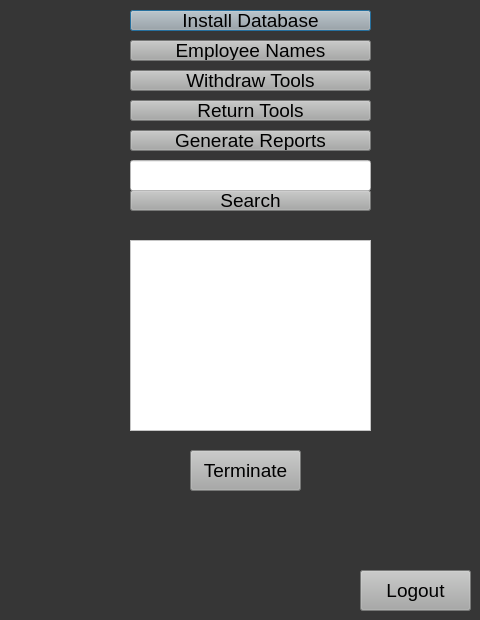
Qt form dashboard.ui (MackNajorka/PythonSQLProject) before a commit.
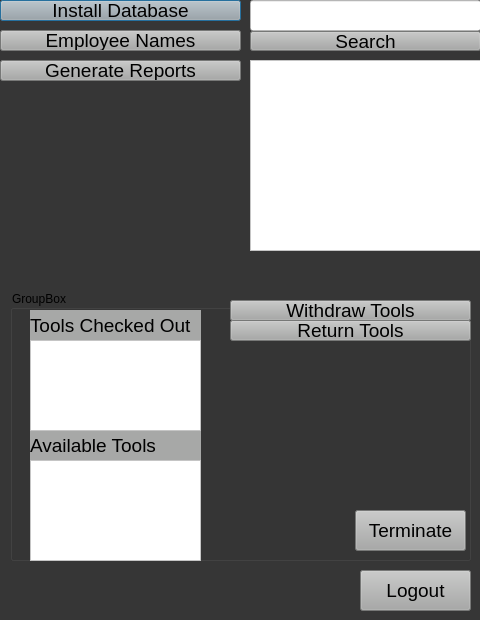
The same form after that commit.

Commit message:
Dashboard functionality updated
def on_click_allEmployees updated to list empID in search result box.
Updated UI functionality to add a group box which will show what tools are available/checked out with click functionality. (NYI).
Employee names button will now dump names into listwidget.

Patch:
```diff
--- a/dashboard.ui
+++ b/dashboard.ui
@@ -19,8 +19,8 @@
   <widget class="QPushButton" name="installButton">
    <property name="geometry">
     <rect>
-     <x>130</x>
-     <y>10</y>
+     <x>0</x>
+     <y>0</y>
      <width>241</width>
      <height>21</height>
     </rect>
@@ -35,8 +35,8 @@
   <widget class="QPushButton" name="employeeNamesButton">
    <property name="geometry">
     <rect>
-     <x>130</x>
-     <y>40</y>
+     <x>0</x>
+     <y>30</y>
      <width>241</width>
      <height>21</height>
     </rect>
@@ -48,45 +48,13 @@
     <string>Employee Names</string>
    </property>
   </widget>
-  <widget class="QPushButton" name="withdrawButton">
-   <property name="geometry">
-    <rect>
-     <x>130</x>
-     <y>70</y>
-     <width>241</width>
-     <height>21</height>
-    </rect>
-   </property>
-   <property name="styleSheet">
-    <string notr="true">background-color: rgb(167, 168, 167);font-size:14pt;</string>
-   </property>
-   <property name="text">
-    <string>Withdraw Tools</string>
-   </property>
-  </widget>
-  <widget class="QPushButton" name="returnButton">
-   <property name="geometry">
-    <rect>
-     <x>130</x>
-     <y>100</y>
-     <width>241</width>
-     <height>21</height>
-    </rect>
-   </property>
-   <property name="styleSheet">
-    <string notr="true">background-color: rgb(167, 168, 167);font-size:14pt;</string>
-   </property>
-   <property name="text">
-    <string>Return Tools</string>
-   </property>
-  </widget>
   <widget class="QPushButton" name="searchButton">
    <property name="geometry">
     <rect>
-     <x>130</x>
-     <y>190</y>
-     <width>241</width>
-     <height>21</height>
+     <x>250</x>
+     <y>31</y>
+     <width>231</width>
+     <height>20</height>
     </rect>
    </property>
    <property name="styleSheet">
@@ -99,9 +67,9 @@
   <widget class="QLineEdit" name="searchBox">
    <property name="geometry">
     <rect>
-     <x>130</x>
-     <y>160</y>
-     <width>241</width>
+     <x>250</x>
+     <y>0</y>
+     <width>231</width>
      <height>31</height>
     </rect>
    </property>
@@ -109,27 +77,11 @@
     <string notr="true">background-color: rgb(255, 255, 255);</string>
    </property>
   </widget>
-  <widget class="QPushButton" name="terminateButton">
-   <property name="geometry">
-    <rect>
-     <x>190</x>
-     <y>450</y>
-     <width>111</width>
-     <height>41</height>
-    </rect>
-   </property>
-   <property name="styleSheet">
-    <string notr="true">background-color: rgb(167, 168, 167);font-size:14pt;</string>
-   </property>
-   <property name="text">
-    <string>Terminate</string>
-   </property>
-  </widget>
   <widget class="QPushButton" name="reportsButton">
    <property name="geometry">
     <rect>
-     <x>130</x>
-     <y>130</y>
+     <x>0</x>
+     <y>60</y>
      <width>241</width>
      <height>21</height>
     </rect>
@@ -144,9 +96,9 @@
   <widget class="QListWidget" name="searchResultsList">
    <property name="geometry">
     <rect>
-     <x>130</x>
-     <y>240</y>
-     <width>241</width>
+     <x>250</x>
+     <y>60</y>
+     <width>231</width>
      <height>191</height>
     </rect>
    </property>
@@ -170,6 +122,125 @@
     <string>Logout</string>
    </property>
   </widget>
+  <widget class="QGroupBox" name="groupBoxEmpProfile">
+   <property name="geometry">
+    <rect>
+     <x>10</x>
+     <y>290</y>
+     <width>461</width>
+     <height>271</height>
+    </rect>
+   </property>
+   <property name="title">
+    <string>GroupBox</string>
+   </property>
+   <widget class="QPushButton" name="withdrawButton">
+    <property name="geometry">
+     <rect>
+      <x>220</x>
+      <y>10</y>
+      <width>241</width>
+      <height>21</height>
+     </rect>
+    </property>
+    <property name="styleSheet">
+     <string notr="true">background-color: rgb(167, 168, 167);font-size:14pt;</string>
+    </property>
+    <property name="text">
+     <string>Withdraw Tools</string>
+    </property>
+   </widget>
+   <widget class="QPushButton" name="returnButton">
+    <property name="geometry">
+     <rect>
+      <x>220</x>
+      <y>30</y>
+      <width>241</width>
+      <height>21</height>
+     </rect>
+    </property>
+    <property name="styleSheet">
+     <string notr="true">background-color: rgb(167, 168, 167);font-size:14pt;</string>
+    </property>
+    <property name="text">
+     <string>Return Tools</string>
+    </property>
+   </widget>
+   <widget class="QPushButton" name="terminateButton">
+    <property name="geometry">
+     <rect>
+      <x>345</x>
+      <y>220</y>
+      <width>111</width>
+      <height>41</height>
+     </rect>
+    </property>
+    <property name="styleSheet">
+     <string notr="true">background-color: rgb(167, 168, 167);font-size:14pt;</string>
+    </property>
+    <property name="text">
+     <string>Terminate</string>
+    </property>
+   </widget>
+   <widget class="QLabel" name="label">
+    <property name="geometry">
+     <rect>
+      <x>20</x>
+      <y>20</y>
+      <width>171</width>
+      <height>31</height>
+     </rect>
+    </property>
+    <property name="styleSheet">
+     <string notr="true">background-color: rgb(167, 168, 167);font-size:14pt;</string>
+    </property>
+    <property name="text">
+     <string>Tools Checked Out</string>
+    </property>
+   </widget>
+   <widget class="QLabel" name="label_2">
+    <property name="geometry">
+     <rect>
+      <x>20</x>
+      <y>140</y>
+      <width>171</width>
+      <height>31</height>
+     </rect>
+    </property>
+    <property name="styleSheet">
+     <string notr="true">background-color: rgb(167, 168, 167);font-size:14pt;</string>
+    </property>
+    <property name="text">
+     <string>Available Tools</string>
+    </property>
+   </widget>
+   <widget class="QListWidget" name="listWidgetAvailableTools">
+    <property name="geometry">
+     <rect>
+      <x>20</x>
+      <y>170</y>
+      <width>171</width>
+      <height>101</height>
+     </rect>
+    </property>
+    <property name="styleSheet">
+     <string notr="true">background-color: rgb(255, 255, 255);</string>
+    </property>
+   </widget>
+   <widget class="QListWidget" name="listWidgetCheckedOut">
+    <property name="geometry">
+     <rect>
+      <x>20</x>
+      <y>50</y>
+      <width>171</width>
+      <height>91</height>
+     </rect>
+    </property>
+    <property name="styleSheet">
+     <string notr="true">background-color: rgb(255, 255, 255);</string>
+    </property>
+   </widget>
+  </widget>
  </widget>
  <resources/>
  <connections/>
```
The commit also changes 2 other files.
